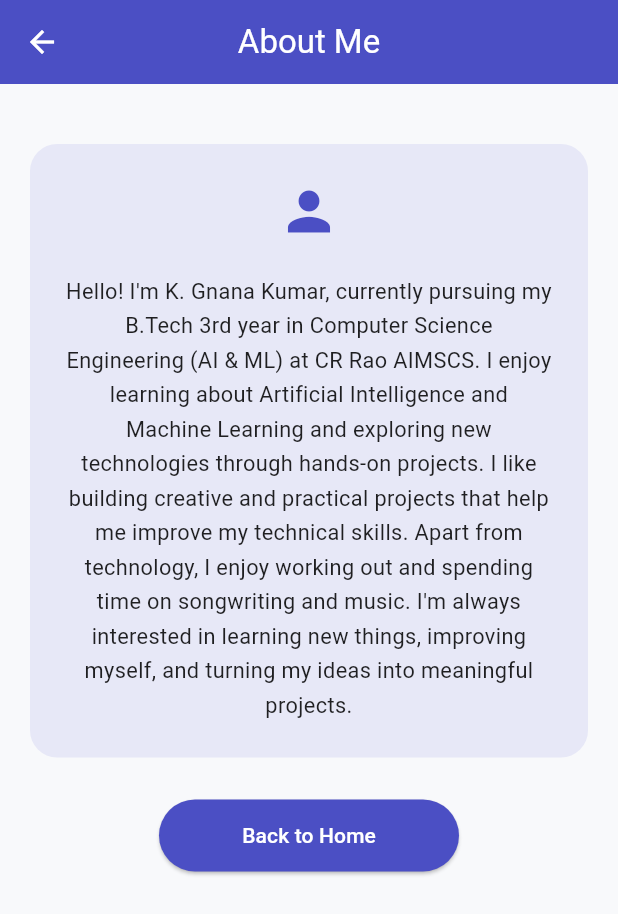
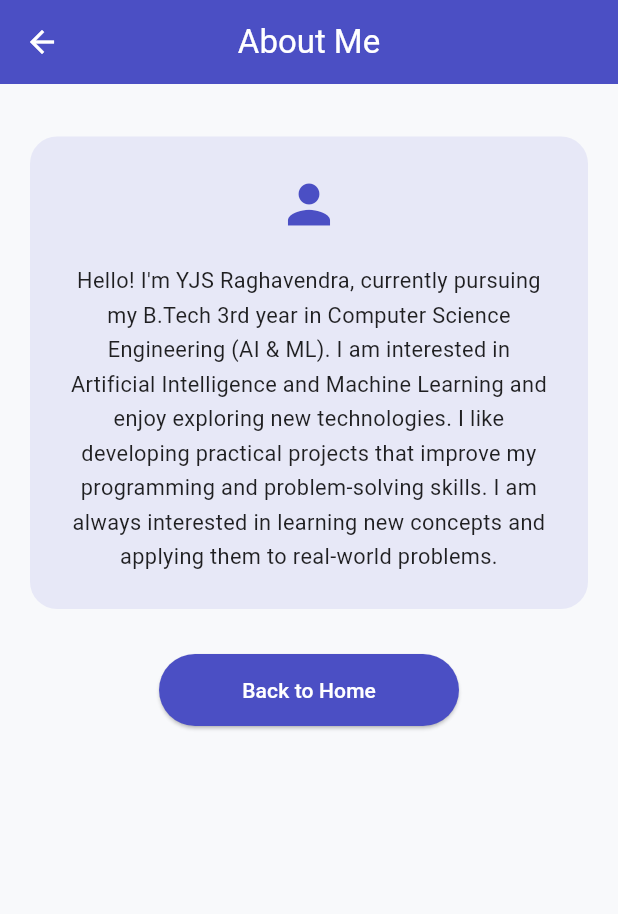
Before and after one commit to raghavendra75111175-beep/YJS-raghavendra-Portfolio, a Flutter app: the screen it shows after launch, after a tap on "About Me", on a phone screen of 412 x 824 dp. Shown: the top 914 px of the screen. Run offline on Flutter 3.47's test engine with Material 3 defaults, Android fonts, the phone set to English and light mode, and no system bars.

Commit message:
Refactor layout and update project details in main.dart
Refactor PortfolioApp and HomePage layout for improved readability and responsiveness. Update project descriptions and adjust padding for better UI presentation.

```diff
--- a/lib/main.dart
+++ b/lib/main.dart
@@ -4,7 +4,6 @@ void main() {
   runApp(const PortfolioApp());
 }
 
-/// Root widget: sets up MaterialApp with named routes for navigation.
 class PortfolioApp extends StatelessWidget {
   const PortfolioApp({super.key});
 
@@ -15,7 +14,9 @@ class PortfolioApp extends StatelessWidget {
       debugShowCheckedModeBanner: false,
       theme: ThemeData(
         primaryColor: const Color(0xFF4B4FC4),
-        colorScheme: ColorScheme.fromSeed(seedColor: const Color(0xFF4B4FC4)),
+        colorScheme: ColorScheme.fromSeed(
+          seedColor: const Color(0xFF4B4FC4),
+        ),
         scaffoldBackgroundColor: const Color(0xFFF8F9FB),
         elevatedButtonTheme: ElevatedButtonThemeData(
           style: ElevatedButton.styleFrom(
@@ -33,7 +34,6 @@ class PortfolioApp extends StatelessWidget {
           elevation: 0,
         ),
       ),
-      // Named routes as required by the rubric.
       initialRoute: '/',
       routes: {
         '/': (context) => const HomePage(),
@@ -44,42 +44,31 @@ class PortfolioApp extends StatelessWidget {
   }
 }
 
-// ---------------------------------------------------------------------------
-// HOME PAGE
-// ---------------------------------------------------------------------------
 class HomePage extends StatelessWidget {
   const HomePage({super.key});
 
   @override
   Widget build(BuildContext context) {
-    // MediaQuery used to make sizing responsive to screen width.
-    final screenWidth = MediaQuery.of(context).size.width;
-    final avatarRadius = screenWidth < 400 ? 50.0 : 60.0;
+    final width = MediaQuery.of(context).size.width;
+    final radius = width < 400 ? 50.0 : 60.0;
 
     return Scaffold(
       appBar: AppBar(
         title: const Text('My Portfolio'),
         centerTitle: true,
       ),
-      body: Center(
-        child: SingleChildScrollView(
-          padding: const EdgeInsets.symmetric(horizontal: 24, vertical: 40),
+      body: SingleChildScrollView(
+        padding: const EdgeInsets.fromLTRB(24, 55, 24, 30),
         child: Column(
-            mainAxisAlignment: MainAxisAlignment.center,
+          crossAxisAlignment: CrossAxisAlignment.center,
           children: [
-              // Profile image via CircleAvatar + NetworkImage.
             CircleAvatar(
-                radius: avatarRadius,
+              radius: radius,
               backgroundColor: const Color(0xFFE4D9FA),
-                backgroundImage: const NetworkImage(
-                  'https://github.com/gnan-k.png',
             ),
-              ),
-              const SizedBox(height: 24),
-
-              // Name, styled with Text widget.
+            const SizedBox(height: 20),
             const Text(
-                'KONDAVEETI GNANA KUMAR',
+              'YJS RAGHAVENDRA',
               textAlign: TextAlign.center,
               style: TextStyle(
                 fontSize: 22,
@@ -88,56 +77,38 @@ class HomePage extends StatelessWidget {
                 color: Color(0xFF4B4FC4),
               ),
             ),
-              const SizedBox(height: 6),
-
-              // Designation.
+            const SizedBox(height: 8),
             const Text(
               'B.Tech 3rd Year · Computer Science-AIML',
+              textAlign: TextAlign.center,
               style: TextStyle(
                 fontSize: 14,
                 color: Colors.grey,
               ),
             ),
-              const SizedBox(height: 32),
-
-              // Navigation buttons.
+            const SizedBox(height: 35),
             ElevatedButton(
-                onPressed: () {
-                  Navigator.pushNamed(context, '/about');
-                },
+              onPressed: () => Navigator.pushNamed(context, '/about'),
               child: const Text('About Me'),
             ),
             const SizedBox(height: 14),
             ElevatedButton(
-                onPressed: () {
-                  Navigator.pushNamed(context, '/projects');
-                },
+              onPressed: () => Navigator.pushNamed(context, '/projects'),
               child: const Text('Projects'),
             ),
-              const SizedBox(height: 24),
-
-              // Quick contact links, laid out with a Row.
-              Row(
-                mainAxisAlignment: MainAxisAlignment.center,
-                children: [
+            const SizedBox(height: 22),
             TextButton.icon(
               onPressed: () {},
               icon: const Icon(Icons.email_outlined, size: 18),
-                    label: const Text('gnanakumarkondaveeti7@gmail.com'),
+              label: const Text('raghavendra@gmail.com'),
             ),
           ],
-              ),
-            ],
-          ),
         ),
       ),
     );
   }
 }
 
-// ---------------------------------------------------------------------------
-// ABOUT PAGE
-// ---------------------------------------------------------------------------
 class AboutPage extends StatelessWidget {
   const AboutPage({super.key});
 
@@ -148,34 +119,33 @@ class AboutPage extends StatelessWidget {
         title: const Text('About Me'),
         centerTitle: true,
       ),
-      body: Padding(
-        padding: const EdgeInsets.all(20.0),
+      body: SingleChildScrollView(
+        padding: const EdgeInsets.fromLTRB(20, 35, 20, 30),
         child: Column(
           children: [
-            const SizedBox(height: 20),
             Container(
               padding: const EdgeInsets.all(24),
               decoration: BoxDecoration(
                 color: const Color(0xFFE7E8F7),
                 borderRadius: BorderRadius.circular(18),
               ),
-              child: Column(
-                children: const [
-                  Icon(Icons.person, size: 42, color: Color(0xFF4B4FC4)),
-                  SizedBox(height: 20),
+              child: const Column(
+                children: [
+                  Icon(
+                    Icons.person,
+                    size: 42,
+                    color: Color(0xFF4B4FC4),
+                  ),
+                  SizedBox(height: 18),
                   Text(
-                    "Hello! I'm K. Gnana Kumar, currently pursuing my "
-                    "B.Tech 3rd year in Computer Science Engineering "
-                    "(AI & ML) at CR Rao AIMSCS. I enjoy learning about "
-                    "Artificial Intelligence and Machine Learning and "
-                    "exploring new technologies through hands-on "
-                    "projects. I like building creative and practical "
-                    "projects that help me improve my technical skills. "
-                    "Apart from technology, I enjoy working out and "
-                    "spending time on songwriting and music. I'm always "
-                    "interested in learning new things, improving "
-                    "myself, and turning my ideas into meaningful "
-                    "projects.",
+                    "Hello! I'm YJS Raghavendra, currently pursuing "
+                    "my B.Tech 3rd year in Computer Science Engineering "
+                    "(AI & ML). I am interested in Artificial Intelligence "
+                    "and Machine Learning and enjoy exploring new "
+                    "technologies. I like developing practical projects "
+                    "that improve my programming and problem-solving "
+                    "skills. I am always interested in learning new "
+                    "concepts and applying them to real-world problems.",
                     textAlign: TextAlign.center,
                     style: TextStyle(
                       fontSize: 14.5,
@@ -186,9 +156,8 @@ class AboutPage extends StatelessWidget {
                 ],
               ),
             ),
-            const SizedBox(height: 28),
+            const SizedBox(height: 30),
             ElevatedButton(
-              // Navigator.pop() returns to the previous page (Home).
               onPressed: () => Navigator.pop(context),
               child: const Text('Back to Home'),
             ),
@@ -199,12 +168,10 @@ class AboutPage extends StatelessWidget {
   }
 }
 
-// ---------------------------------------------------------------------------
-// PROJECTS PAGE
-// ---------------------------------------------------------------------------
 class Project {
   final String title;
   final String description;
+
   const Project(this.title, this.description);
 }
 
@@ -213,19 +180,19 @@ class ProjectsPage extends StatelessWidget {
 
   static const List<Project> projects = [
     Project(
-      'AI-Powered Content Moderation System',
-      'A Python-based intelligent tool for video content filtering '
-          'and analysis.',
+      'House Price Prediction',
+      'A machine learning system that predicts house prices '
+      'using features such as location, area, and number of rooms.',
     ),
     Project(
-      'Sentiment Analysis System',
-      'An ML-based system that classifies text sentiment as '
-          'positive, negative, or neutral.',
+      'Disease Prediction System',
+      'An ML-based application that predicts possible diseases '
+      'from given symptoms using classification techniques.',
     ),
     Project(
-      'Student Management System',
-      'An application to manage student records, attendance, and '
-          'academic details.',
+      'Movie Recommendation System',
+      'A recommendation system that suggests movies based on '
+      'user preferences and previously watched movies.',
     ),
   ];
 
@@ -238,22 +205,21 @@ class ProjectsPage extends StatelessWidget {
       ),
       body: Column(
         children: [
-          // Expanded + ListView.builder keeps this responsive for any
-          // number of projects and any screen size.
           Expanded(
             child: ListView.builder(
-              padding: const EdgeInsets.all(20),
+              padding: const EdgeInsets.fromLTRB(20, 25, 20, 10),
               itemCount: projects.length,
               itemBuilder: (context, index) {
                 final project = projects[index];
+
                 return Card(
                   elevation: 2,
-                  margin: const EdgeInsets.only(bottom: 16),
+                  margin: const EdgeInsets.only(bottom: 14),
                   shape: RoundedRectangleBorder(
                     borderRadius: BorderRadius.circular(12),
                   ),
                   child: Padding(
-                    padding: const EdgeInsets.all(16.0),
+                    padding: const EdgeInsets.all(18),
                     child: Column(
                       crossAxisAlignment: CrossAxisAlignment.start,
                       children: [
@@ -265,7 +231,7 @@ class ProjectsPage extends StatelessWidget {
                             color: Color(0xFF4B4FC4),
                           ),
                         ),
-                        const SizedBox(height: 6),
+                        const SizedBox(height: 8),
                         Text(
                           project.description,
                           style: const TextStyle(
@@ -282,7 +248,7 @@ class ProjectsPage extends StatelessWidget {
             ),
           ),
           Padding(
-            padding: const EdgeInsets.only(bottom: 24, top: 4),
+            padding: const EdgeInsets.only(bottom: 24),
             child: ElevatedButton(
               onPressed: () => Navigator.pop(context),
               child: const Text('Back to Home'),
```
Lines whose indentation alone changed are shown as unchanged.
